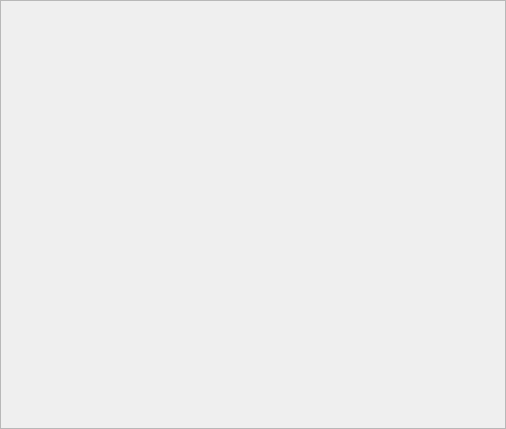
ChaoII/dcs-daq, file src/arectlist.ui: the form before one commit.
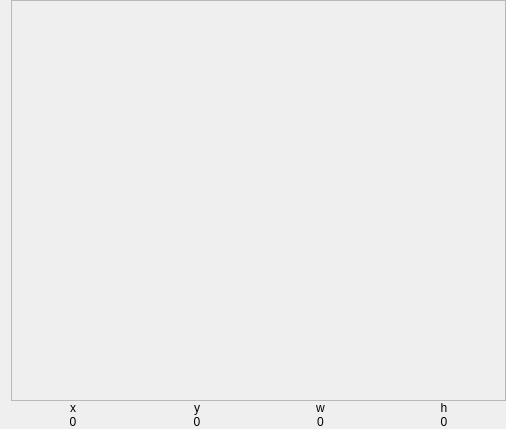
The form after the commit.

```diff
--- a/src/arectlist.ui
+++ b/src/arectlist.ui
@@ -20,9 +20,6 @@
    <property name="spacing">
     <number>0</number>
    </property>
-   <property name="leftMargin">
-    <number>0</number>
-   </property>
    <property name="topMargin">
     <number>0</number>
    </property>
@@ -45,8 +42,8 @@
        <rect>
         <x>0</x>
         <y>0</y>
-        <width>504</width>
-        <height>427</height>
+        <width>495</width>
+        <height>391</height>
        </rect>
       </property>
       <layout class="QVBoxLayout" name="verticalLayout_2">
@@ -89,6 +86,100 @@
      </widget>
     </widget>
    </item>
+   <item>
+    <layout class="QHBoxLayout" name="horizontalLayout_2">
+     <property name="spacing">
+      <number>0</number>
+     </property>
+     <item>
+      <widget class="QLabel" name="lb_xl">
+       <property name="text">
+        <string>x</string>
+       </property>
+       <property name="alignment">
+        <set>Qt::AlignCenter</set>
+       </property>
+      </widget>
+     </item>
+     <item>
+      <widget class="QLabel" name="lb_yl">
+       <property name="text">
+        <string>y</string>
+       </property>
+       <property name="alignment">
+        <set>Qt::AlignCenter</set>
+       </property>
+      </widget>
+     </item>
+     <item>
+      <widget class="QLabel" name="lb_wl">
+       <property name="text">
+        <string>w</string>
+       </property>
+       <property name="alignment">
+        <set>Qt::AlignCenter</set>
+       </property>
+      </widget>
+     </item>
+     <item>
+      <widget class="QLabel" name="lb_hl">
+       <property name="text">
+        <string>h</string>
+       </property>
+       <property name="alignment">
+        <set>Qt::AlignCenter</set>
+       </property>
+      </widget>
+     </item>
+    </layout>
+   </item>
+   <item>
+    <layout class="QHBoxLayout" name="horizontalLayout">
+     <property name="spacing">
+      <number>0</number>
+     </property>
+     <item>
+      <widget class="QLabel" name="lb_x">
+       <property name="text">
+        <string>0</string>
+       </property>
+       <property name="alignment">
+        <set>Qt::AlignCenter</set>
+       </property>
+      </widget>
+     </item>
+     <item>
+      <widget class="QLabel" name="lb_y">
+       <property name="text">
+        <string>0</string>
+       </property>
+       <property name="alignment">
+        <set>Qt::AlignCenter</set>
+       </property>
+      </widget>
+     </item>
+     <item>
+      <widget class="QLabel" name="lb_w">
+       <property name="text">
+        <string>0</string>
+       </property>
+       <property name="alignment">
+        <set>Qt::AlignCenter</set>
+       </property>
+      </widget>
+     </item>
+     <item>
+      <widget class="QLabel" name="lb_h">
+       <property name="text">
+        <string>0</string>
+       </property>
+       <property name="alignment">
+        <set>Qt::AlignCenter</set>
+       </property>
+      </widget>
+     </item>
+    </layout>
+   </item>
   </layout>
  </widget>
  <resources/>
```
